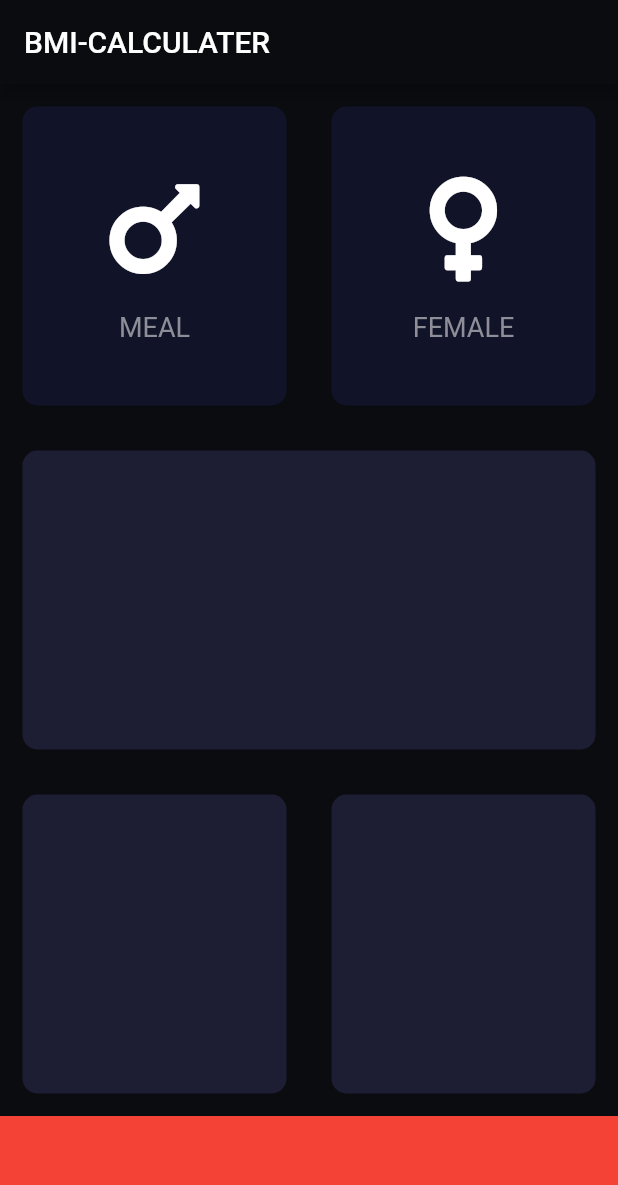
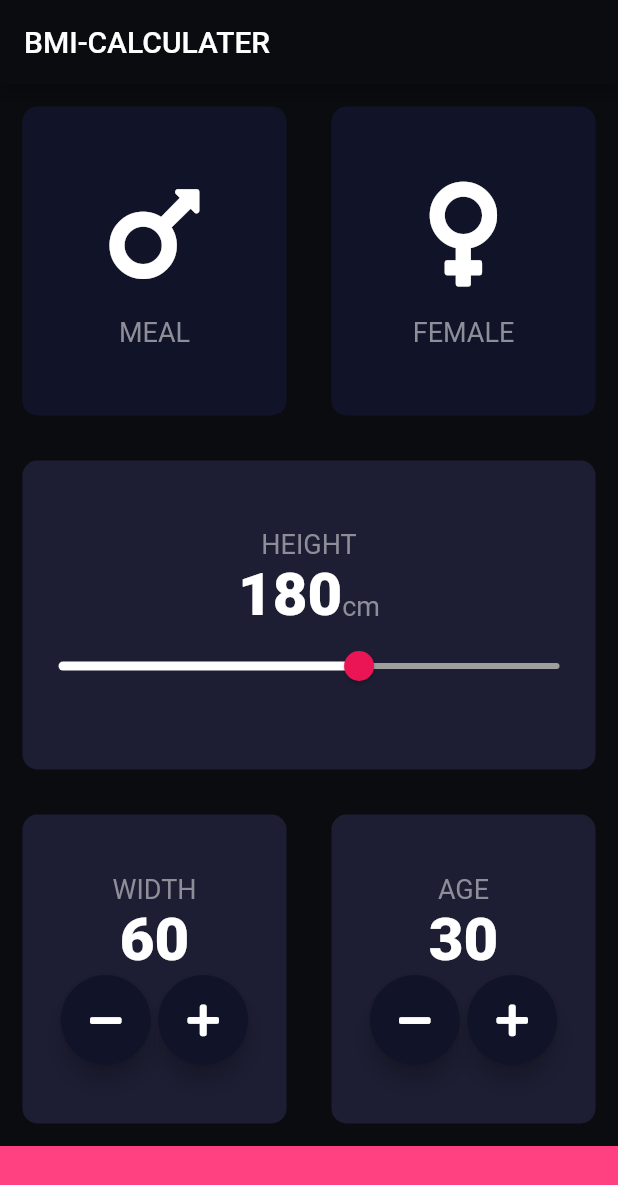
Before and after one commit to jawaheralmalki/BMIcalculator, a Flutter app: the screen it shows after launch, on a phone screen of 412 x 824 dp. Shown: the top 1185 px of the screen. Run offline on Flutter 3.47's test engine with Material 2 defaults, Android fonts, the phone set to English and light mode, and no system bars; our stand-ins replace font_awesome_flutter.

Commit message:
add the width and age as extract widgwet

```diff
--- a/bmi_app/lib/cardcontentpage.dart
+++ b/bmi_app/lib/cardcontentpage.dart
@@ -1,6 +1,5 @@
 import 'package:flutter/material.dart';
-
-const contenttextstyle = TextStyle(fontSize: 18.0, color: Color(0xFF8D8E98));
+import 'kcontent.dart';
 
 class cardContent extends StatelessWidget {
   final IconData gender;
@@ -23,7 +22,7 @@ class cardContent extends StatelessWidget {
         ),
         Text(
           lable,
-          style: contenttextstyle,
+          style: kcontenttextstyle,
         )
       ],
     );
--- a/bmi_app/lib/inpout.dart
+++ b/bmi_app/lib/inpout.dart
@@ -2,11 +2,7 @@ import 'package:flutter/material.dart';
 import 'package:font_awesome_flutter/font_awesome_flutter.dart';
 import 'reusablecard.dart';
 import 'cardcontentpage.dart';
-
-const activeCardColor = Color(0xFF1D1E33);
-const inactiveCardColor = Color(0xFF111328);
-const bottomHigdh = 80.0;
-const bouttomColor = Colors.red;
+import 'kcontent.dart';
 
 enum GenderType {
   male,
@@ -20,99 +16,202 @@ class InputPage extends StatefulWidget {
 
 class _InputPageState extends State<InputPage> {
   GenderType? gender;
-
-  // Color maleCardColour = inactiveCardColor;
-  // Color femaleCardColour = inactiveCardColor;
-
-  // void updateColour(GenderType gander) {
-  //   if (gander == GenderType.male) {
-  //     if (maleCardColour == inactiveCardColor) {
-  //       maleCardColour = activeCardColor;
-  //       femaleCardColour = inactiveCardColor;
-  //     } else {
-  //       maleCardColour = inactiveCardColor;
-  //     }
-  //   }
-  //   if (gander == GenderType.female) {
-  //     if (femaleCardColour == inactiveCardColor) {
-  //       femaleCardColour = activeCardColor;
-  //       maleCardColour = inactiveCardColor;
-  //     } else {
-  //       femaleCardColour = inactiveCardColor;
-  //     }
-  //   }
-  // }
-
+  int height = 180;
+  int width = 60;
+  int age = 30;
   @override
   Widget build(BuildContext context) {
     return Scaffold(
-      // backgroundColor: Color(0x141212),
       appBar: AppBar(
         title: const Text('BMI-CALCULATER'),
         backgroundColor: const Color(0xFF0B0C10),
       ),
       body: Column(
+        crossAxisAlignment: CrossAxisAlignment.stretch,
         children: [
           Expanded(
             child: Row(
               children: [
                 Expanded(
-                  child: GestureDetector(
-                    onTap: () {
+                  child: ReusableCard(
+                    onPress: () {
                       setState(() {
                         gender = GenderType.male;
                       });
                     },
-                    child: ReusableCard(
                     colour: gender == GenderType.male
-                          ? activeCardColor
-                          : inactiveCardColor,
+                        ? kactiveCardColor
+                        : kinactiveCardColor,
                     cardwidget: const cardContent(
                         gender: FontAwesomeIcons.mars, lable: "MEAL"),
                   ),
                 ),
-                ),
                 Expanded(
-                  child: GestureDetector(
-                    onTap: () {
+                  child: ReusableCard(
+                    onPress: () {
                       setState(() {
                         gender = GenderType.female;
                       });
                     },
-                    child: ReusableCard(
                     colour: gender == GenderType.female
-                          ? activeCardColor
-                          : inactiveCardColor,
+                        ? kactiveCardColor
+                        : kinactiveCardColor,
                     cardwidget: const cardContent(
                         gender: FontAwesomeIcons.venus, lable: "FEMALE"),
-                    ),
                   ),
                 ),
               ],
             ),
           ),
           Expanded(
-            child: ReusableCard(colour: activeCardColor),
+            child: ReusableCard(
+                colour: kactiveCardColor,
+                cardwidget: Column(
+                  mainAxisAlignment: MainAxisAlignment.center,
+                  children: [
+                    const Text(
+                      "HEIGHT",
+                      style: kcontenttextstyle,
+                    ),
+                    Row(
+                      crossAxisAlignment: CrossAxisAlignment.baseline,
+                      textBaseline: TextBaseline.alphabetic,
+                      mainAxisAlignment: MainAxisAlignment.center,
+                      children: [
+                        Text(height.toString(), style: kNumberColorStyle),
+                        const Text('cm', style: kcontenttextstyle),
+                      ],
+                    ),
+                    SliderTheme(
+                      data: SliderTheme.of(context).copyWith(
+                        activeTrackColor: Colors.white,
+                        inactiveTrackColor: Colors.grey,
+                        thumbColor: const Color(0XFFEB1555),
+                        overlayColor: const Color(0x1fEB1555),
+                      ),
+                      child: Slider(
+                        value: height.toDouble(),
+                        min: 120,
+                        max: 220,
+                        onChanged: (double newValue) {
+                          setState(() {
+                            height = newValue.round();
+                          });
+                        },
+                      ),
+                    )
+                  ],
+                )),
           ),
           Expanded(
             child: Row(
               children: [
-                Expanded(
-                  child: ReusableCard(colour: activeCardColor),
+                WidthandAge(
+                  num: width,
+                  onPresMunas: () {
+                    setState(() {
+                      width--;
+                    });
+                  },
+                  onPresPlus: () {
+                    setState(() {
+                      width++;
+                    });
+                  },
+                  requir: "WIDTH",
                 ),
-                Expanded(
-                  child: ReusableCard(colour: activeCardColor),
+                WidthandAge(
+                  num: age,
+                  onPresMunas: () {
+                    setState(() {
+                      age--;
+                    });
+                  },
+                  onPresPlus: () {
+                    setState(() {
+                      age++;
+                    });
+                  },
+                  requir: "AGE",
                 ),
               ],
             ),
           ),
           Container(
-            color: bouttomColor,
+            color: kbouttomColor,
             // width: double.infinity,
-            height: bottomHigdh,
+            height: kbottomHigdh,
           ),
         ],
       ),
     );
   }
 }
+
+class CustumButton extends StatelessWidget {
+  CustumButton({required this.onPressed, required this.icon});
+
+  final Function() onPressed;
+  final IconData icon;
+  @override
+  Widget build(BuildContext context) {
+    return RawMaterialButton(
+      onPressed: onPressed,
+      elevation: 6.0,
+      fillColor: const Color(0xFF111328),
+      shape: const CircleBorder(),
+      constraints: const BoxConstraints(minHeight: 60, minWidth: 60),
+      child: Icon(
+        icon,
+        color: Colors.white,
+      ),
+    );
+  }
+}
+
+class WidthandAge extends StatelessWidget {
+  WidthandAge(
+      {required this.num,
+      required this.onPresPlus,
+      required this.onPresMunas,
+      required this.requir});
+  final int num;
+  final Function() onPresPlus;
+  final Function() onPresMunas;
+  final String requir;
+
+  @override
+  Widget build(BuildContext context) {
+    return Expanded(
+      child: ReusableCard(
+        colour: kactiveCardColor,
+        cardwidget: Column(
+          mainAxisAlignment: MainAxisAlignment.center,
+          children: [
+            Text(
+              requir,
+              style: kcontenttextstyle,
+            ),
+            Text(num.toString(), style: kNumberColorStyle),
+            Row(
+              mainAxisAlignment: MainAxisAlignment.center,
+              children: [
+                CustumButton(
+                  onPressed: onPresMunas,
+                  icon: FontAwesomeIcons.minus,
+                ),
+                const SizedBox(
+                  width: 5,
+                ),
+                CustumButton(
+                  onPressed: onPresPlus,
+                  icon: FontAwesomeIcons.plus,
+                ),
+              ],
+            ),
+          ],
+        ),
+      ),
+    );
+  }
+}
--- /dev/null
+++ b/bmi_app/lib/kcontent.dart
@@ -0,0 +1,10 @@
+import 'package:flutter/material.dart';
+
+const kactiveCardColor = Color(0xFF1D1E33);
+const kinactiveCardColor = Color(0xFF111328);
+const kbottomHigdh = 60.0;
+const kbouttomColor = Colors.pinkAccent;
+
+const kcontenttextstyle = TextStyle(fontSize: 18.0, color: Color(0xFF8D8E98));
+const kNumberColorStyle =
+    TextStyle(fontSize: 40, fontWeight: FontWeight.w900, color: Colors.white);
--- a/bmi_app/lib/reusablecard.dart
+++ b/bmi_app/lib/reusablecard.dart
@@ -1,17 +1,21 @@
 import 'package:flutter/material.dart';
 
 class ReusableCard extends StatelessWidget {
-  const ReusableCard({required this.colour, this.cardwidget});
+  const ReusableCard({required this.colour, this.cardwidget, this.onPress});
   final Color colour;
   final Widget? cardwidget;
+  final Function()? onPress;
   @override
   Widget build(BuildContext context) {
-    return Container(
-      child: cardwidget,
-      margin: const EdgeInsets.all(15.0),
-      decoration: BoxDecoration(
-        color: colour,
-        borderRadius: BorderRadius.circular(10.0),
+    return GestureDetector(
+      onTap: onPress,
+      child: Container(
+        child: cardwidget,
+        margin: const EdgeInsets.all(15.0),
+        decoration: BoxDecoration(
+          color: colour,
+          borderRadius: BorderRadius.circular(10.0),
+        ),
       ),
     );
   }
```
Also changed, not shown: bmi_app/pubspec.lock. Lines whose indentation alone changed are shown as unchanged.
